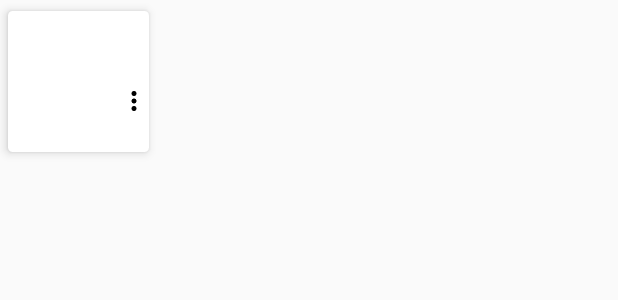
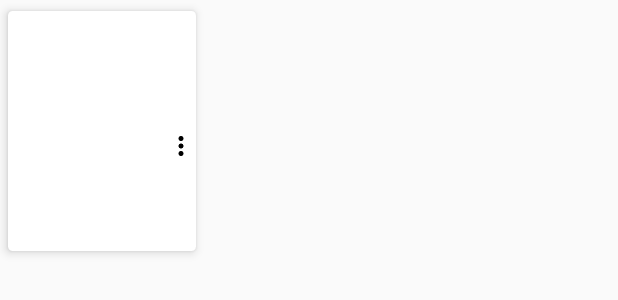
Before and after one commit to kanki6315/B-InvolvedAndroid, an Android app: the layout event_card_view.xml on its own in the app's theme, with its tools: preview values and no code run, on a phone screen of 412 x 824 dp. Shown: the top 300 px of the screen. Run offline under Robolectric (Android 15) with nearby library versions, the phone set to English and light mode, and no system bars.

Commit message:
changed card view dimensions

```diff
--- a/BInvolved/app/src/main/res/layout/category_card_view.xml
+++ b/BInvolved/app/src/main/res/layout/category_card_view.xml
@@ -7,8 +7,8 @@
     android:id="@+id/card_view">
 
     <RelativeLayout
-        android:layout_width="@dimen/layout_in_card_view_size"
-        android:layout_height="@dimen/layout_in_card_view_size"
+        android:layout_width="@dimen/layout_in_card_view_width"
+        android:layout_height="@dimen/layout_in_card_view_height"
         android:background="@drawable/back"
         android:padding="1dip"
         android:layout_margin="@dimen/layout_in_card_view_margin">
--- a/BInvolved/app/src/main/res/layout/event_card_view.xml
+++ b/BInvolved/app/src/main/res/layout/event_card_view.xml
@@ -11,8 +11,8 @@
     android:id="@+id/card_view" >
 
     <RelativeLayout
-        android:layout_width="@dimen/layout_in_card_view_size"
-        android:layout_height="@dimen/layout_in_card_view_size"
+        android:layout_width="@dimen/layout_in_card_view_width"
+        android:layout_height="@dimen/layout_in_card_view_height"
         >
         <!--android:background="@drawable/back"
         android:padding="1dip"
--- a/BInvolved/app/src/main/res/values/dimens.xml
+++ b/BInvolved/app/src/main/res/values/dimens.xml
@@ -15,15 +15,16 @@
     <dimen name="icon_image_width">100dp</dimen>
 
 
-    <dimen name="card_view_image_height">50dp</dimen>
-    <dimen name="card_view_image_width">100dp</dimen>
+    <dimen name="card_view_image_height">80dp</dimen>
+    <dimen name="card_view_image_width">125dp</dimen>
     <dimen name="card_view_elevation">4dp</dimen>
     <dimen name="card_view_corner_radius">3dp</dimen>
-    <dimen name="card_view_total_height">100dp</dimen>
-    <dimen name="card_view_total_width">100dp</dimen>
+    <dimen name="card_view_total_height">165dp</dimen>
+    <dimen name="card_view_total_width">130dp</dimen>
     <dimen name="card_view_text_size">12sp</dimen>
     <dimen name="card_view_text_size_small">10sp</dimen>
-    <dimen name="layout_in_card_view_size">94dp</dimen>
+    <dimen name="layout_in_card_view_height">160dp</dimen>
+    <dimen name="layout_in_card_view_width">125dp</dimen>
     <dimen name="layout_in_card_view_margin">3dp</dimen>
 
 
```
